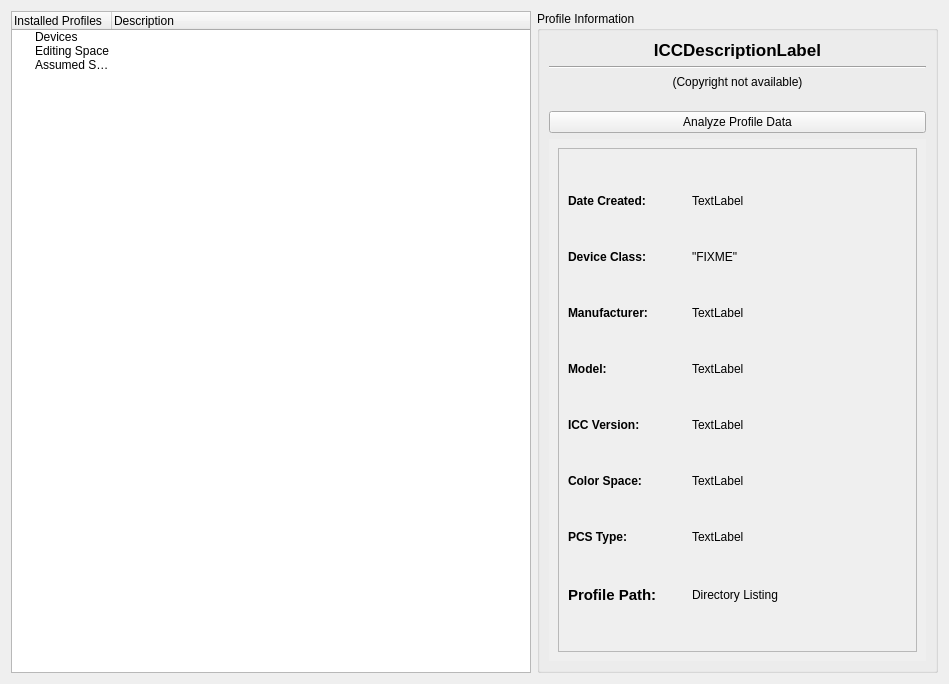
The window that information/kminfo.ui (KDE/kolor-manager) describes before a commit, drawn with Qt 5.
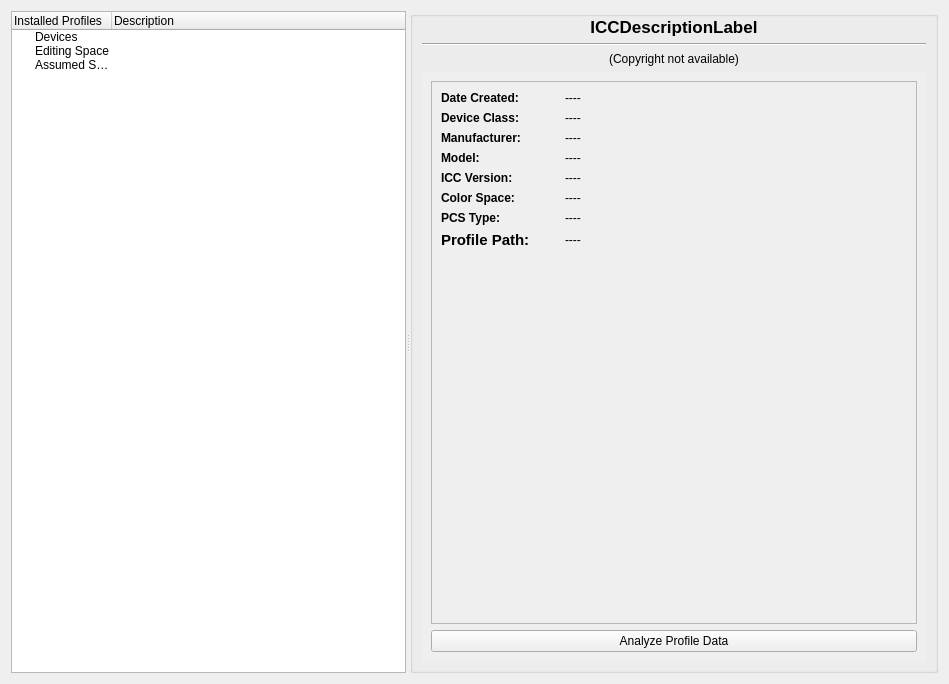
The same window after the commit.

Commit message:
* [core]: kminfo add splitter and more narrow text lines
The splitter allowes to better see all shown details. The test is no longer
spread over the area.

```diff
--- a/information/kminfo.ui
+++ b/information/kminfo.ui
@@ -10,18 +10,22 @@
     <height>684</height>
    </rect>
   </property>
-  <layout class="QGridLayout" name="gridLayout_4">
-   <item row="0" column="0">
+  <layout class="QHBoxLayout" name="horizontalLayout">
+   <item>
+    <widget class="QSplitter" name="splitter">
+     <property name="orientation">
+      <enum>Qt::Horizontal</enum>
+     </property>
     <widget class="QTreeWidget" name="installedProfilesTree">
      <property name="sizePolicy">
-      <sizepolicy hsizetype="Preferred" vsizetype="Minimum">
+       <sizepolicy hsizetype="Expanding" vsizetype="Minimum">
        <horstretch>0</horstretch>
        <verstretch>0</verstretch>
       </sizepolicy>
      </property>
      <property name="minimumSize">
       <size>
-       <width>520</width>
+        <width>370</width>
        <height>0</height>
       </size>
      </property>
@@ -78,8 +82,6 @@
       </property>
      </item>
     </widget>
-   </item>
-   <item row="0" column="1">
     <widget class="QGroupBox" name="profileInfoGroupBox">
      <property name="sizePolicy">
       <sizepolicy hsizetype="Ignored" vsizetype="Preferred">
@@ -93,10 +95,10 @@
        <height>0</height>
       </size>
      </property>
-     <property name="title">
-      <string>Profile Information</string>
-     </property>
      <layout class="QGridLayout" name="gridLayout_3">
+       <property name="topMargin">
+        <number>0</number>
+       </property>
       <item row="0" column="0">
        <widget class="QLabel" name="descriptionTagLabel">
         <property name="sizePolicy">
@@ -162,41 +164,6 @@
        </widget>
       </item>
       <item row="3" column="0">
-       <spacer name="verticalSpacer">
-        <property name="orientation">
-         <enum>Qt::Vertical</enum>
-        </property>
-        <property name="sizeType">
-         <enum>QSizePolicy::Fixed</enum>
-        </property>
-        <property name="sizeHint" stdset="0">
-         <size>
-          <width>358</width>
-          <height>16</height>
-         </size>
-        </property>
-       </spacer>
-      </item>
-      <item row="4" column="0">
-       <widget class="QPushButton" name="launchICCExaminButton">
-        <property name="sizePolicy">
-         <sizepolicy hsizetype="Preferred" vsizetype="Fixed">
-          <horstretch>0</horstretch>
-          <verstretch>0</verstretch>
-         </sizepolicy>
-        </property>
-        <property name="minimumSize">
-         <size>
-          <width>241</width>
-          <height>0</height>
-         </size>
-        </property>
-        <property name="text">
-         <string>Analyze Profile Data</string>
-        </property>
-       </widget>
-      </item>
-      <item row="5" column="0">
        <widget class="QScrollArea" name="scrollArea">
         <property name="sizePolicy">
          <sizepolicy hsizetype="Preferred" vsizetype="Preferred">
@@ -218,15 +185,15 @@
           <rect>
            <x>0</x>
            <y>0</y>
-           <width>403</width>
-           <height>544</height>
+            <width>504</width>
+            <height>563</height>
           </rect>
          </property>
          <layout class="QGridLayout" name="gridLayout_2">
-          <item row="0" column="0">
+           <item row="1" column="0">
            <widget class="QFrame" name="frame">
             <property name="sizePolicy">
-             <sizepolicy hsizetype="MinimumExpanding" vsizetype="MinimumExpanding">
+              <sizepolicy hsizetype="MinimumExpanding" vsizetype="Expanding">
               <horstretch>99</horstretch>
               <verstretch>99</verstretch>
              </sizepolicy>
@@ -243,6 +210,8 @@
             <property name="frameShadow">
              <enum>QFrame::Raised</enum>
             </property>
+             <layout class="QVBoxLayout" name="verticalLayout">
+              <item>
             <layout class="QGridLayout" name="gridLayout">
              <item row="0" column="0">
               <widget class="QLabel" name="dateTextLabel">
@@ -286,7 +255,7 @@
                 </size>
                </property>
                <property name="text">
-                <string>TextLabel</string>
+                   <string>----</string>
                </property>
               </widget>
              </item>
@@ -330,7 +299,7 @@
                 </size>
                </property>
                <property name="text">
-                <string>&quot;FIXME&quot;</string>
+                   <string>----</string>
                </property>
               </widget>
              </item>
@@ -374,7 +343,7 @@
                 </size>
                </property>
                <property name="text">
-                <string>TextLabel</string>
+                   <string>----</string>
                </property>
                <property name="alignment">
                 <set>Qt::AlignJustify|Qt::AlignVCenter</set>
@@ -421,7 +390,7 @@
                 </size>
                </property>
                <property name="text">
-                <string>TextLabel</string>
+                   <string>----</string>
                </property>
                <property name="alignment">
                 <set>Qt::AlignJustify|Qt::AlignVCenter</set>
@@ -468,7 +437,7 @@
                 </size>
                </property>
                <property name="text">
-                <string>TextLabel</string>
+                   <string>----</string>
                </property>
               </widget>
              </item>
@@ -512,7 +481,7 @@
                 </size>
                </property>
                <property name="text">
-                <string>TextLabel</string>
+                   <string>----</string>
                </property>
               </widget>
              </item>
@@ -556,7 +525,7 @@
                 </size>
                </property>
                <property name="text">
-                <string>TextLabel</string>
+                   <string>----</string>
                </property>
               </widget>
              </item>
@@ -617,7 +586,7 @@
                 </font>
                </property>
                <property name="text">
-                <string>Directory Listing</string>
+                   <string>----</string>
                </property>
                <property name="textFormat">
                 <enum>Qt::LogText</enum>
@@ -637,13 +606,48 @@
               </widget>
              </item>
             </layout>
-           </widget>
-          </item>
+              </item>
+              <item>
+               <spacer name="verticalSpacer">
+                <property name="orientation">
+                 <enum>Qt::Vertical</enum>
+                </property>
+                <property name="sizeHint" stdset="0">
+                 <size>
+                  <width>20</width>
+                  <height>40</height>
+                 </size>
+                </property>
+               </spacer>
+              </item>
+             </layout>
+            </widget>
+           </item>
+           <item row="2" column="0">
+            <widget class="QPushButton" name="launchICCExaminButton">
+             <property name="sizePolicy">
+              <sizepolicy hsizetype="Preferred" vsizetype="Fixed">
+               <horstretch>0</horstretch>
+               <verstretch>0</verstretch>
+              </sizepolicy>
+             </property>
+             <property name="minimumSize">
+              <size>
+               <width>241</width>
+               <height>0</height>
+              </size>
+             </property>
+             <property name="text">
+              <string>Analyze Profile Data</string>
+             </property>
+            </widget>
+           </item>
          </layout>
         </widget>
        </widget>
       </item>
      </layout>
+     </widget>
     </widget>
    </item>
   </layout>
```
Lines whose indentation alone changed are shown as unchanged.
